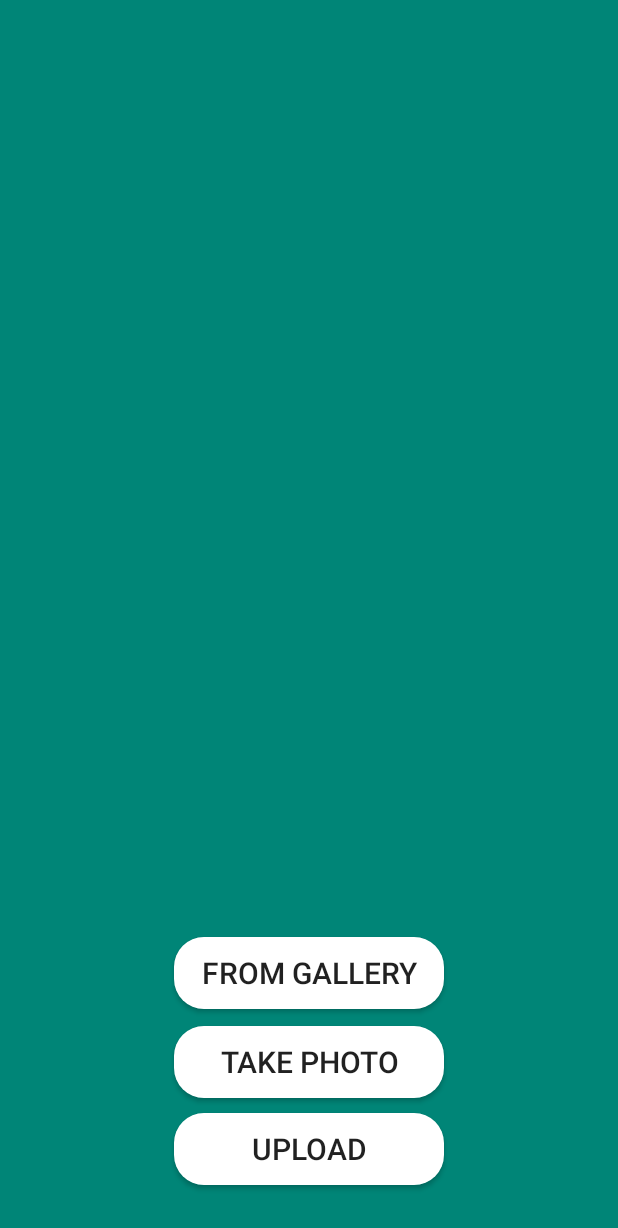
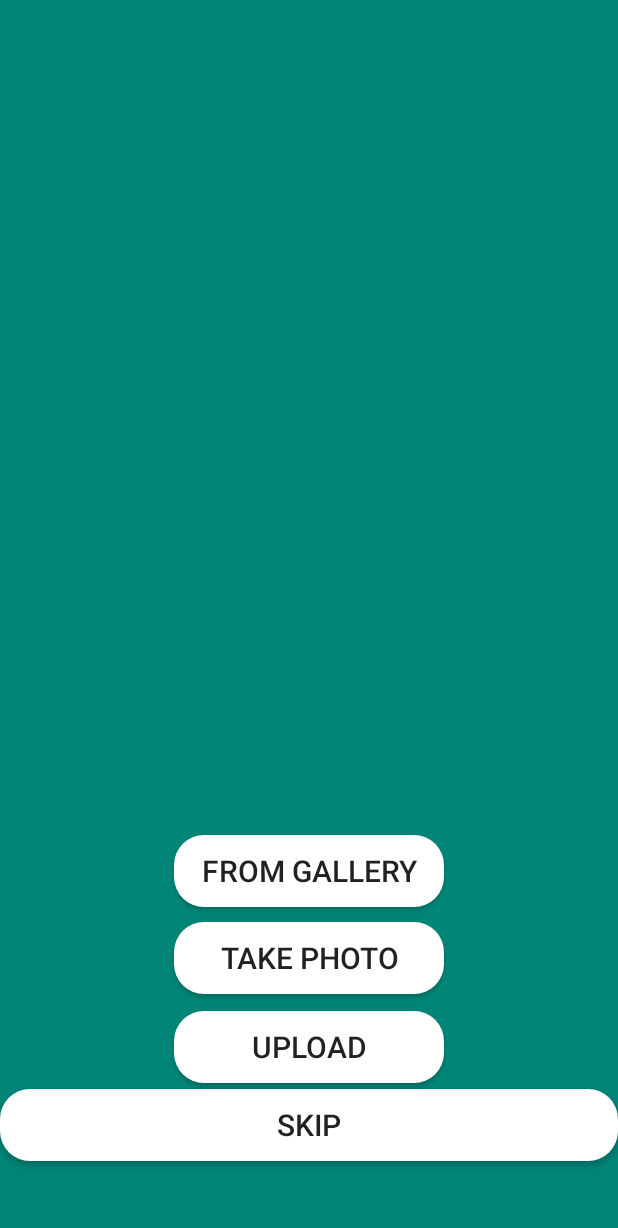
Before and after one commit to shivumgrover7/Drozee1.1, an Android app: the IDLogin screen opened directly, with no data from a screen before it, after a tap on "FROM GALLERY", on a phone screen of 412 x 824 dp. Shown: the top 1228 px of the screen. Run offline under Robolectric (Android 15) with nearby library versions, the phone set to English and light mode, and no system bars; our stand-ins replace Firebase (no records; nobody signed in at launch, a user with empty details on screens opened directly).

Commit message:
Skip button is added

```diff
--- a/app/src/main/java/com/drozee/drozeebvest/IDLogin.java
+++ b/app/src/main/java/com/drozee/drozeebvest/IDLogin.java
@@ -42,6 +42,7 @@ public class IDLogin extends AppCompatActivity implements View.OnClickListener{
     private Uri file;
     private StorageReference mStorage; public String useriD;
     private FirebaseAuth mAuth;
+    private Button buttonSkip;
 
     @Override
     protected void onCreate(Bundle savedInstanceState) {
@@ -57,8 +58,11 @@ public class IDLogin extends AppCompatActivity implements View.OnClickListener{
         buttonUpdate = (Button) findViewById(R.id.button_update);
         mStorage = FirebaseStorage.getInstance().getReference();
         mAuth = FirebaseAuth.getInstance();
+        buttonSkip = (Button) findViewById(R.id.button_Skip);
 
         useriD = mAuth.getCurrentUser().getUid();
+
+        buttonSkip.setOnClickListener(this);
 
 
 
@@ -201,8 +205,13 @@ public class IDLogin extends AppCompatActivity implements View.OnClickListener{
                 "IMG_" + timeStamp + ".jpg");
     }
     private void showFileChooser(){
-        Intent intent = new Intent(Intent.ACTION_GET_CONTENT).setType("image/").putExtra(Intent.EXTRA_LOCAL_ONLY,true);
-        startActivityForResult(Intent.createChooser(intent, "Select Picture"), 100);
+//        Intent intent = new Intent(Intent.ACTION_GET_CONTENT).setType("image/").putExtra(Intent.EXTRA_LOCAL_ONLY,true);
+//        startActivityForResult(Intent.createChooser(intent, "Select Picture"), 100);
+
+        Intent galleryIntent = new Intent(
+                Intent.ACTION_PICK,
+                android.provider.MediaStore.Images.Media.EXTERNAL_CONTENT_URI);
+        startActivityForResult(galleryIntent , 100);
     }
     private void takePhoto(){
         Intent intent = new Intent(MediaStore.ACTION_IMAGE_CAPTURE);
@@ -294,11 +303,15 @@ public class IDLogin extends AppCompatActivity implements View.OnClickListener{
         }
         }
         else if(v== buttonUpdate){
-            //upload file
-            startActivity(new Intent(this,PreferencesActivity.class));
+           // startActivity(new Intent(this,PreferencesActivity.class));
 
-//            uploadFile();
+        uploadFile();
     //            startActivity(new Intent(this,PreferencesActivity.class));
+        }
+        else if(v==buttonSkip)
+        {
+            Intent intent = new Intent(IDLogin.this,PreferencesActivity.class);
+            startActivity(intent);
         }
     }
 }
--- /dev/null
+++ b/app/src/main/res/drawable-xxhdpi/edit_round.xml
@@ -0,0 +1,6 @@
+<?xml version="1.0" encoding="utf-8"?>
+<shape xmlns:android="http://schemas.android.com/apk/res/android"
+    android:shape = "rectangle">
+    <solid android:color="#ffffff"/>
+    <corners android:radius="20sp"/>
+</shape>
--- a/app/src/main/res/layout/activity_idlogin.xml
+++ b/app/src/main/res/layout/activity_idlogin.xml
@@ -16,14 +16,12 @@
         android:layout_marginBottom="219dp" />
 
 
-
     <Button
         android:id="@+id/button_Gallery"
         android:layout_width="180sp"
         android:layout_height="wrap_content"
-        android:layout_alignParentBottom="true"
+        android:layout_above="@+id/imageview"
         android:layout_centerHorizontal="true"
-        android:layout_marginBottom="151dp"
         android:background="@drawable/edit_round"
         android:text="From Gallery"
         android:textSize="20sp" />
@@ -35,7 +33,7 @@
         android:layout_height="wrap_content"
         android:layout_alignParentBottom="true"
         android:layout_centerHorizontal="true"
-        android:layout_marginBottom="92dp"
+        android:layout_marginBottom="161dp"
         android:background="@drawable/edit_round"
         android:text="Take photo"
 
@@ -47,9 +45,21 @@
         android:layout_height="wrap_content"
         android:layout_alignParentBottom="true"
         android:layout_centerHorizontal="true"
-        android:layout_marginBottom="34dp"
+        android:layout_marginBottom="102dp"
         android:background="@drawable/edit_round"
         android:text="Upload"
         android:textSize="20sp" />
 
+    <Button
+        android:id="@+id/button_Skip"
+        android:layout_width="match_parent"
+        android:layout_height="wrap_content"
+        android:layout_below="@+id/button_update"
+
+        android:layout_centerHorizontal="true"
+        android:layout_marginTop="-98dp"
+        android:background="@drawable/edit_round"
+        android:text="SKIP"
+        android:textSize="20sp" />
+
 </RelativeLayout>
```
